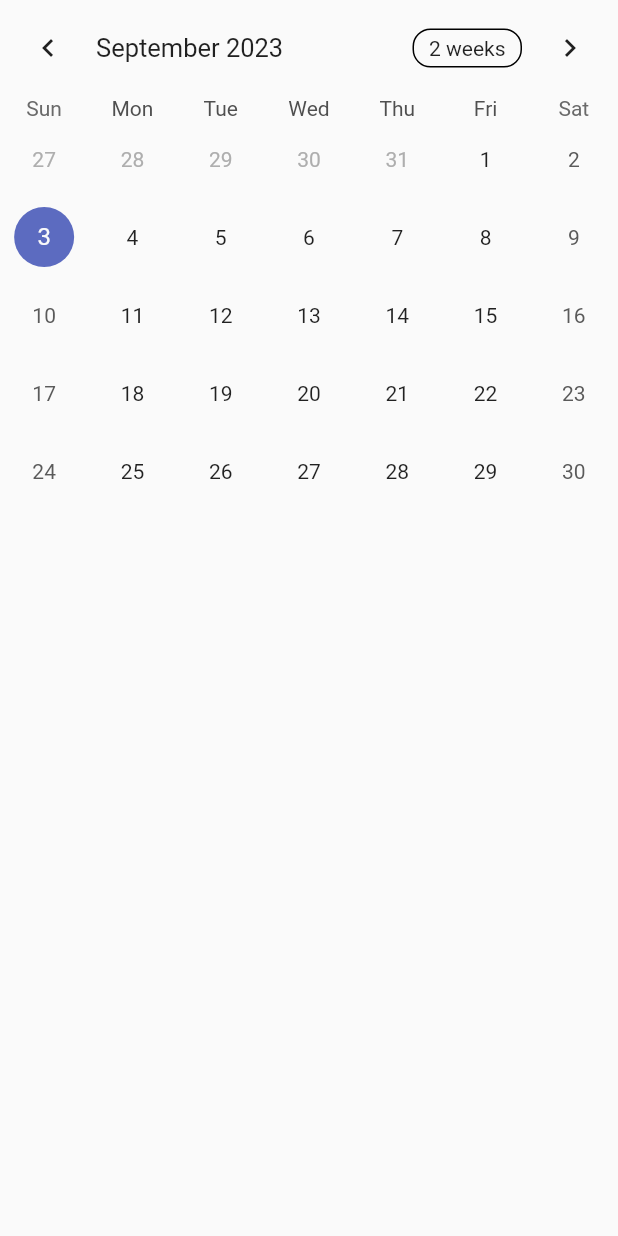
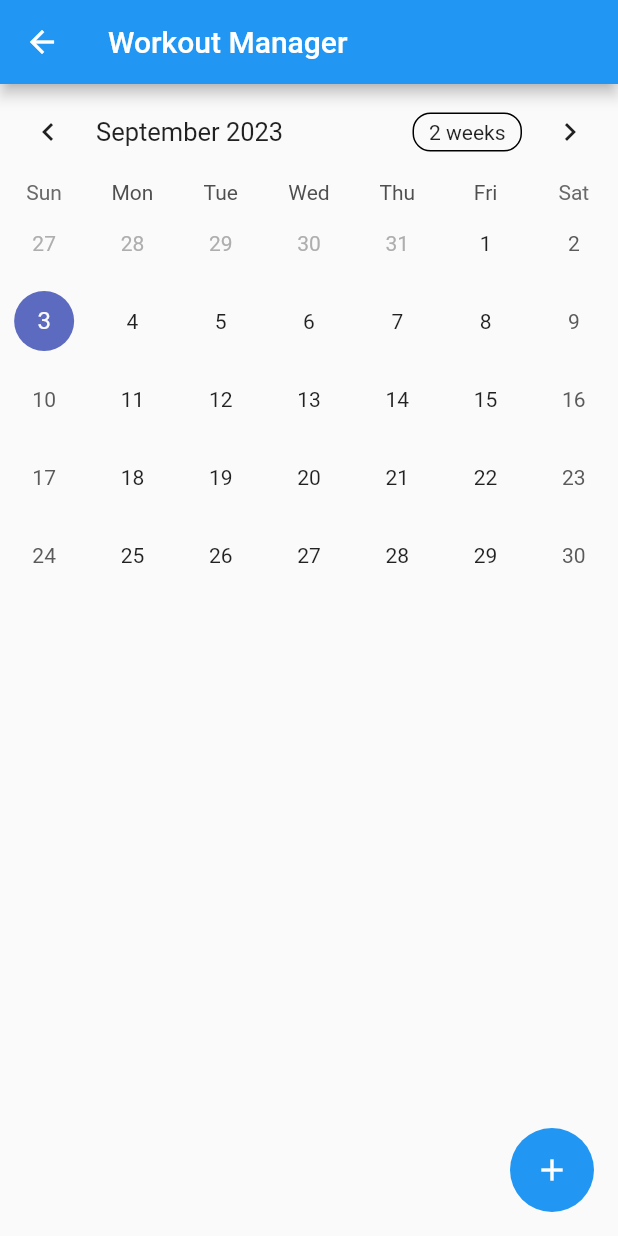
Before and after one commit to katsualonso14/Flutter-Workout-Managar, a Flutter app: the CalendarPage screen opened directly, on a phone screen of 412 x 824 dp. Run offline on Flutter 3.47's test engine with Material 2 defaults, Android fonts, the phone set to English and light mode, and no system bars; drawn by our look-alikes of table_calendar; our stand-ins replace cloud_firestore, firebase_auth, firebase_core, flutter_hooks, flutter_riverpod, freezed_annotation; accounts and stored records are empty; network calls fail.

```diff
--- a/lib/presentation/controller/firebase.dart
+++ b/lib/presentation/controller/firebase.dart
@@ -39,8 +39,9 @@ class FireStore {
           uid: uid,
           email: data['email']
       );
+      // TODO ユーザーの状態をもつ
       CalendarPage.myAccount = myAccount;
-      // TODO ユーザーの状態をもつ
+
       return true;
     } on FirebaseException catch(e) {
       print('ユーザ取得失敗: $e'); //デバッグ用
--- a/lib/presentation/pages/calendar_page.dart
+++ b/lib/presentation/pages/calendar_page.dart
@@ -7,6 +7,7 @@ import 'package:flutter_hooks/flutter_hooks.dart';
 import 'package:flutter_workout_manager/data/models/event.dart';
 import 'package:flutter_workout_manager/data/models/user.dart';
 import 'package:flutter_workout_manager/presentation/controller/firebase.dart';
+import 'package:flutter_workout_manager/presentation/pages/add_page.dart';
 import 'package:table_calendar/table_calendar.dart';
 
 class CalendarPage extends HookWidget {
@@ -31,7 +32,7 @@ class CalendarPage extends HookWidget {
 
 
     return Scaffold(
-      // カレンダーUI実装
+      appBar: AppBar(title: const Text('Workout Manager'),),
       body: StreamBuilder<QuerySnapshot>(
         stream: FireStore.firebaseUsers.doc(myAccount?.uid).collection('myEvents').snapshots(),
         builder: (context, snapshot) {
@@ -109,6 +110,22 @@ class CalendarPage extends HookWidget {
           }
         }
       ),
+      floatingActionButton: FloatingActionButton(
+        backgroundColor: Colors.blue,
+        onPressed: () {
+          // FireStore.getEvent(id);
+          Navigator.of(context).push(
+              MaterialPageRoute(builder: (context){
+                return AddPage();
+              })
+          );
+        },
+        child: const Icon(
+          Icons.add,
+          color: Colors.white,
+        ),
+        elevation: 0.0,
+      ),
     );
   }
 }
--- /dev/null
+++ b/lib/presentation/state/user_model.dart
@@ -0,0 +1,12 @@
+
+import 'package:freezed_annotation/freezed_annotation.dart';
+
+part 'user_model.freezed.dart';
+
+@freezed
+ class Users with _$Users {
+  const factory Users({
+    required String uid,
+    required String email,
+  }) = _Users;
+}
--- a/pubspec.yaml
+++ b/pubspec.yaml
@@ -22,6 +22,8 @@ dependencies:
   intl: ^0.18.0
   firebase_auth: ^4.2.0
   cloud_firestore: ^4.5.1
+  riverpod_generator: ^2.2.6
+  freezed_annotation: ^2.2.0
 
 
 dev_dependencies:
@@ -29,6 +31,8 @@ dev_dependencies:
     sdk: flutter
 
   flutter_lints: ^2.0.0
+  freezed: ^2.4.2
+  build_runner: ^2.3.3
 
 flutter:
 
```
Also changed, not shown: lib/main.dart (+11 -13 lines), lib/presentation/state/user_model.freezed.dart (added), pubspec.lock.
